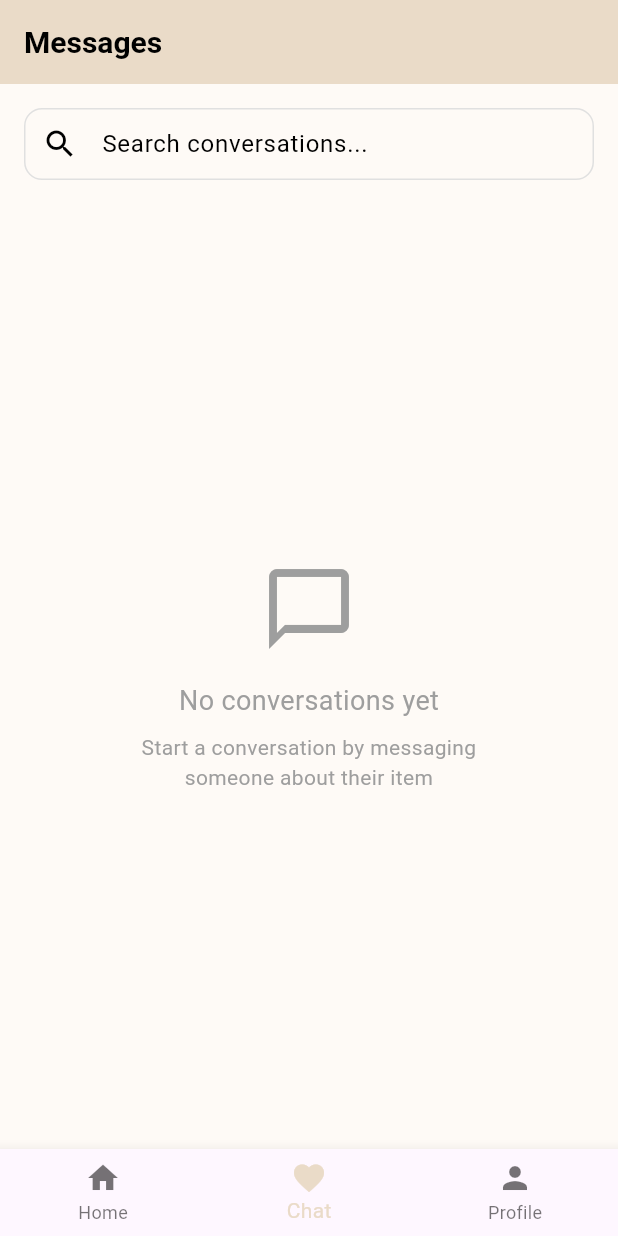
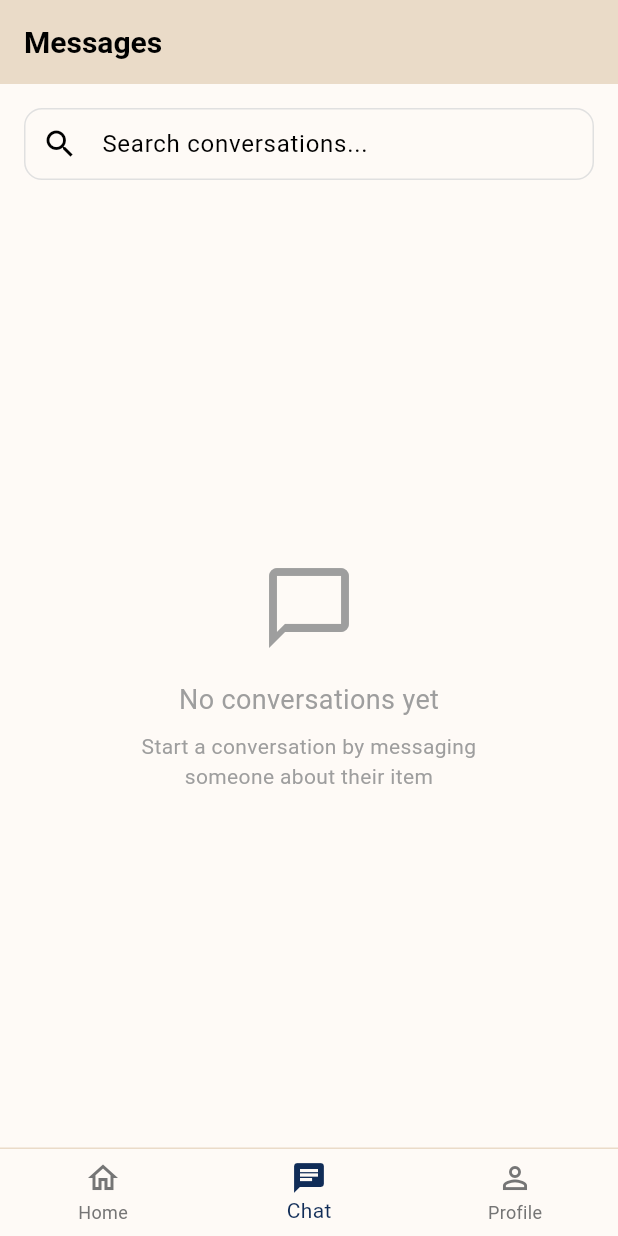
Before and after one commit to aatalha/gr01-returnly-2025-intersession, a Flutter app: the screen it shows once a user with an empty profile is signed in, item 2 of the bottom bar chosen, on a phone screen of 412 x 824 dp. Run offline on Flutter 3.47's test engine with Material 3 defaults, Android fonts, the light colour scheme and no system bars; our stand-ins replace cloud_firestore, firebase_auth, firebase_core, firebase_storage, go_router, google_fonts and 1 more; accounts and stored records are empty.

Commit message:
Fix: Remove remaining white elements in dark mode (#16)

```diff
--- a/lib/screens/home/home_screen.dart
+++ b/lib/screens/home/home_screen.dart
@@ -52,6 +52,11 @@ class _HomeScreenState extends State<HomeScreen> {
 
   @override
   Widget build(BuildContext context) {
+    final isDarkMode = Theme.of(context).brightness == Brightness.dark;
+    final backgroundColor = isDarkMode ? Colors.grey[900]! : const Color(0xFFFEFAF6);
+    final surfaceColor = isDarkMode ? Colors.grey[850]! : Colors.white;
+    final borderColor = isDarkMode ? Colors.grey[700]! : const Color(0xFFEADBC8);
+
     final List<Widget> screens = [
       const HomeTab(),
       const ChatTab(),
@@ -59,14 +64,30 @@ class _HomeScreenState extends State<HomeScreen> {
     ];
 
     return Scaffold(
+      backgroundColor: backgroundColor,
       body: screens[_currentIndex],
-      bottomNavigationBar: BottomNavigationBar(
+      bottomNavigationBar: Container(
+        decoration: BoxDecoration(
+          color: backgroundColor,
+          border: Border(
+            top: BorderSide(
+              color: borderColor,
+              width: 1,
+            ),
+          ),
+        ),
+        child: BottomNavigationBar(
+          backgroundColor: backgroundColor,
+          selectedItemColor: const Color(0xFF102C57),
+          unselectedItemColor: isDarkMode ? Colors.grey[400] : Colors.grey[600],
+          elevation: 0,
+          type: BottomNavigationBarType.fixed,
           currentIndex: _currentIndex,
           onTap: (idx) => setState(() => _currentIndex = idx),
-        type: BottomNavigationBarType.fixed,
           items: [
             const BottomNavigationBarItem(
-            icon: Icon(Icons.home),
+              icon: Icon(Icons.home_outlined),
+              activeIcon: Icon(Icons.home),
               label: 'Home',
             ),
             BottomNavigationBarItem(
@@ -76,7 +97,13 @@ class _HomeScreenState extends State<HomeScreen> {
                   final unreadCount = snapshot.data ?? 0;
                   return Stack(
                     children: [
-                    const Icon(Icons.favorite),
+                      // Use proper chat icon instead of heart
+                      Icon(
+                        _currentIndex == 1 ? Icons.chat : Icons.chat_outlined,
+                        color: _currentIndex == 1
+                            ? const Color(0xFF102C57)
+                            : (isDarkMode ? Colors.grey[400] : Colors.grey[600]),
+                      ),
                       if (unreadCount > 0)
                         Positioned(
                           right: 0,
@@ -109,10 +136,12 @@ class _HomeScreenState extends State<HomeScreen> {
               label: 'Chat',
             ),
             const BottomNavigationBarItem(
-            icon: Icon(Icons.person),
+              icon: Icon(Icons.person_outline),
+              activeIcon: Icon(Icons.person),
               label: 'Profile',
             ),
           ],
+        ),
       ),
     );
   }
@@ -266,10 +295,18 @@ class _HomeTabState extends State<HomeTab> {
 
   @override
   Widget build(BuildContext context) {
+    final isDarkMode = Theme.of(context).brightness == Brightness.dark;
+    final backgroundColor = isDarkMode ? Colors.grey[900]! : const Color(0xFFFEFAF6);
+    final surfaceColor = isDarkMode ? Colors.grey[850]! : Colors.white;
+    final filterBackgroundColor = isDarkMode ? Colors.grey[800]! : const Color(0xFFFEFAF6);
+
     return Scaffold(
+      backgroundColor: backgroundColor,
       appBar: AppBar(
         title: const Text('Returnly'),
         elevation: 0,
+        backgroundColor: backgroundColor,
+        foregroundColor: isDarkMode ? Colors.white : Colors.black,
       ),
       body: StreamBuilder<QuerySnapshot>(
         stream: FirebaseFirestore.instance
@@ -316,7 +353,7 @@ class _HomeTabState extends State<HomeTab> {
             children: [
               // Search bar and filters
               Container(
-                color: Colors.grey[50],
+                color: filterBackgroundColor,
                 padding: const EdgeInsets.all(16),
                 child: Column(
                   children: [
@@ -339,7 +376,7 @@ class _HomeTabState extends State<HomeTab> {
                           borderRadius: BorderRadius.circular(12),
                         ),
                         filled: true,
-                        fillColor: Colors.white,
+                        fillColor: surfaceColor,
                       ),
                       onSubmitted: (value) {
                         _performSearch(); // Search when Enter is pressed
@@ -443,7 +480,7 @@ class _HomeTabState extends State<HomeTab> {
                         border: OutlineInputBorder(borderRadius: BorderRadius.circular(12)),
                         contentPadding: const EdgeInsets.symmetric(horizontal: 12, vertical: 8),
                         filled: true,
-                        fillColor: Colors.white,
+                        fillColor: surfaceColor,
                       ),
                       items: [
                         const DropdownMenuItem<String?>(
@@ -480,7 +517,7 @@ class _HomeTabState extends State<HomeTab> {
                         border: OutlineInputBorder(borderRadius: BorderRadius.circular(12)),
                         contentPadding: const EdgeInsets.symmetric(horizontal: 12, vertical: 8),
                         filled: true,
-                        fillColor: Colors.white,
+                        fillColor: surfaceColor,
                       ),
                       items: [
                         const DropdownMenuItem<String?>(
@@ -559,14 +596,14 @@ class _HomeTabState extends State<HomeTab> {
                       child: Container(
                         margin: const EdgeInsets.only(bottom: 12),
                         decoration: BoxDecoration(
-                          color: Colors.white,
+                          color: surfaceColor,
                           borderRadius: BorderRadius.circular(12),
                           border: isHighPriority
                               ? Border.all(color: Colors.orange, width: 2)
                               : null,
                           boxShadow: [
                             BoxShadow(
-                              color: Colors.grey.withOpacity(0.1),
+                              color: isDarkMode ? Colors.black26 : Colors.grey.withOpacity(0.1),
                               blurRadius: 4,
                               offset: const Offset(0, 2),
                             )
@@ -739,15 +776,17 @@ class _HomeTabState extends State<HomeTab> {
                                       Container(
                                         padding: const EdgeInsets.all(8),
                                         decoration: BoxDecoration(
-                                          color: Colors.grey.shade50,
+                                          color: isDarkMode ? Colors.grey[800] : Colors.grey.shade50,
                                           borderRadius: BorderRadius.circular(6),
-                                          border: Border.all(color: Colors.grey.shade200),
+                                          border: Border.all(
+                                            color: isDarkMode ? Colors.grey[700]! : Colors.grey.shade200,
+                                          ),
                                         ),
                                         child: Text(
                                           description,
-                                          style: const TextStyle(
+                                          style: TextStyle(
                                             fontSize: 14,
-                                            color: Colors.black87,
+                                            color: isDarkMode ? Colors.grey[300] : Colors.black87,
                                           ),
                                           maxLines: 2,
                                           overflow: TextOverflow.ellipsis,
@@ -789,6 +828,8 @@ class _HomeTabState extends State<HomeTab> {
       floatingActionButton: FloatingActionButton(
         onPressed: () => context.push('/home/add_post'),
         tooltip: 'Add a Post',
+        backgroundColor: const Color(0xFF102C57),
+        foregroundColor: Colors.white,
         child: const Icon(Icons.add),
       ),
     );
```
Lines whose indentation alone changed are shown as unchanged.
